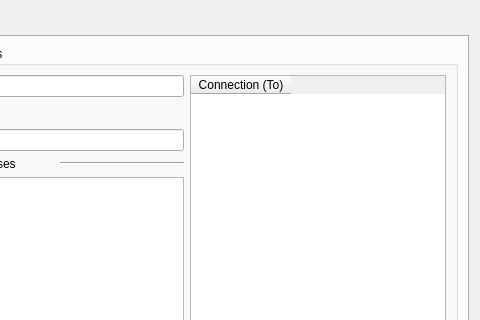
Qt form src/guardPuppy.ui (tsuckow/guard-puppy) before a commit; both pictures show x 386 to 866 and y 0 to 320 of the 866 by 680 pixel window.
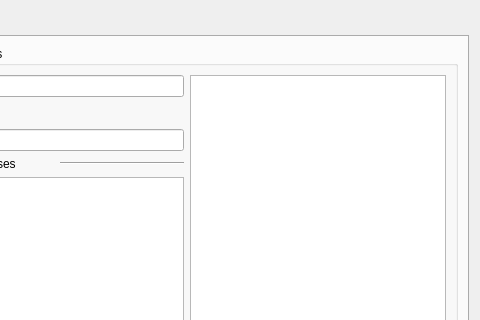
The same form after that commit. The open tabs and pages were chosen to show the change.

```diff
--- a/src/guardPuppy.ui
+++ b/src/guardPuppy.ui
@@ -214,6 +214,30 @@
             </item>
             <item>
              <widget class="QTableWidget" name="zoneConnectionTableWidget">
+              <attribute name="horizontalHeaderVisible">
+               <bool>false</bool>
+              </attribute>
+              <attribute name="horizontalHeaderCascadingSectionResizes">
+               <bool>false</bool>
+              </attribute>
+              <attribute name="horizontalHeaderHighlightSections">
+               <bool>false</bool>
+              </attribute>
+              <attribute name="horizontalHeaderStretchLastSection">
+               <bool>true</bool>
+              </attribute>
+              <attribute name="horizontalHeaderStretchLastSection">
+               <bool>true</bool>
+              </attribute>
+              <attribute name="horizontalHeaderCascadingSectionResizes">
+               <bool>false</bool>
+              </attribute>
+              <attribute name="horizontalHeaderVisible">
+               <bool>false</bool>
+              </attribute>
+              <attribute name="horizontalHeaderHighlightSections">
+               <bool>false</bool>
+              </attribute>
               <column>
                <property name="text">
                 <string>Connection (To)</string>
```
Left out of the diff: 16 changed lines with no effect on the pictures.
